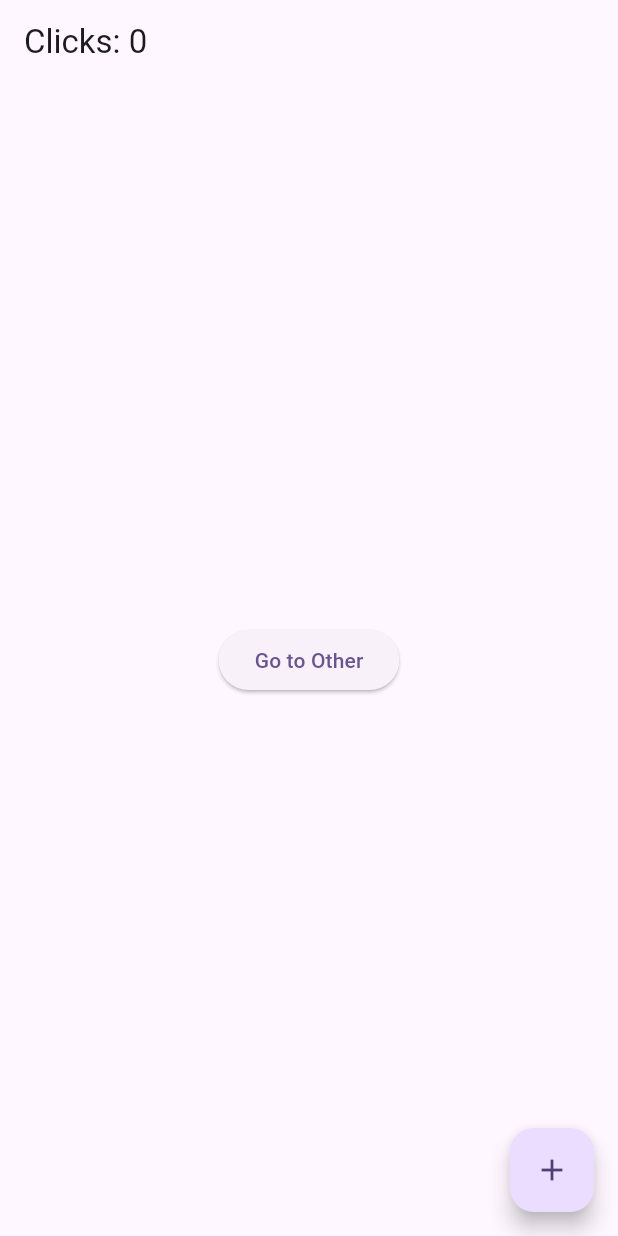
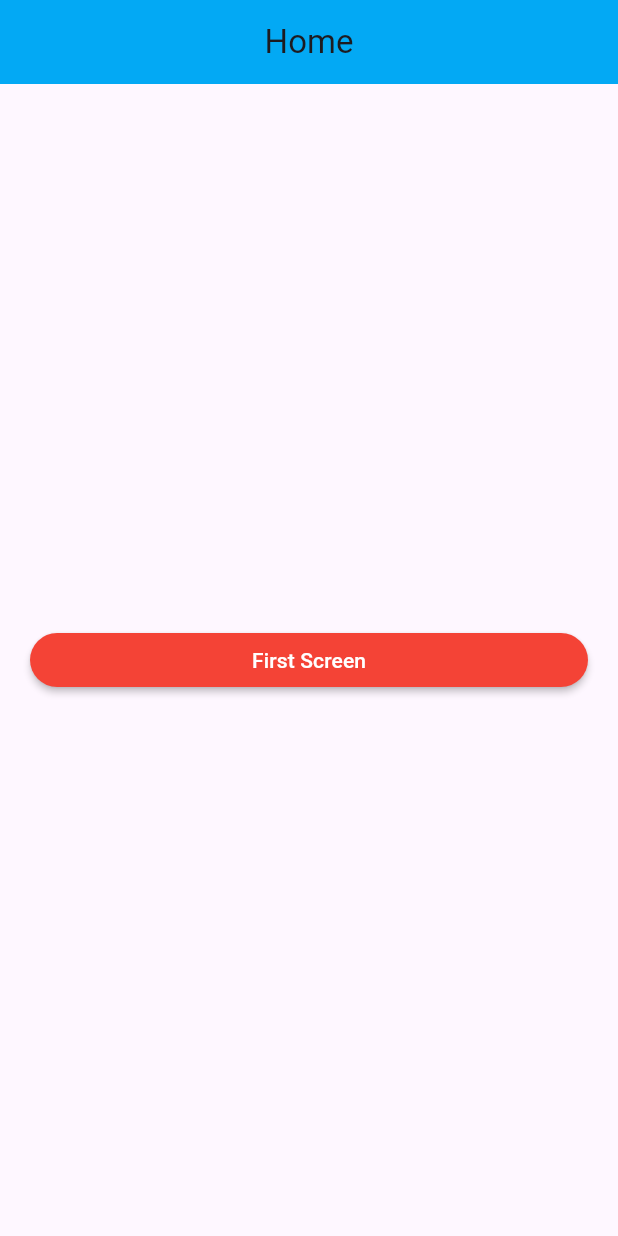
Before and after one commit to DenisSantos35/GetX, a Flutter app: the screen it shows after launch, on a phone screen of 412 x 824 dp. Run offline on Flutter 3.47's test engine with Material 3 defaults, Android fonts, the phone set to English and light mode, and no system bars; our stand-ins replace get.

Commit message:
estudos get x

```diff
--- /dev/null
+++ b/lib/home_screen.dart
@@ -0,0 +1,41 @@
+import 'package:flutter/material.dart';
+import 'package:get/get.dart';
+import 'package:get/get_core/src/get_main.dart';
+import 'package:getx/first_screen.dart';
+
+class HomeScreen extends StatelessWidget {
+  const HomeScreen({Key? key}) : super(key: key);
+
+  @override
+  Widget build(BuildContext context) {
+    return Scaffold(
+      appBar: AppBar(
+
+
+        title: const Text("Home"),
+        centerTitle: true,
+      ),
+      body: Column(
+        crossAxisAlignment: CrossAxisAlignment.stretch,
+        mainAxisAlignment: MainAxisAlignment.center,
+        children: [
+          Padding(
+            padding: const EdgeInsets.symmetric(horizontal: 20.0),
+            child: MaterialButton(
+              textColor: Colors.white,
+              shape: RoundedRectangleBorder(borderRadius: BorderRadius.circular(25.0),),
+              color: Colors.red,
+              onPressed: () {
+                //Navigator.push(context, MaterialPageRoute(builder: (context) => const FirstScreen()));
+                //Get.to(const FirstScreen(), transition: Transition.downToUp, );
+                Get.toNamed("/firstPage");
+
+              },
+              child: const Text("First Screen"),
+            ),
+          )
+        ],
+      ),
+    );
+  }
+}
--- a/lib/main.dart
+++ b/lib/main.dart
@@ -1,6 +1,9 @@
 import 'package:flutter/material.dart';
 import 'package:get/get.dart';
+import 'package:getx/first_screen.dart';
+import 'package:getx/home_screen.dart';
 import 'package:getx/pages/HomePage.dart';
+import 'package:getx/second_screen.dart';
 
 
 void main() {
@@ -14,12 +17,22 @@ class MyApp extends StatelessWidget {
   @override
   Widget build(BuildContext context) {
     return GetMaterialApp(
+
+      getPages: [
+        GetPage(name: "/", page: ()=> HomeScreen(), transition: Transition.leftToRight),
+        GetPage(name: "/firstPage", page: ()=> FirstScreen(), transition: Transition.zoom),
+        GetPage(name: "/secondPage", page: ()=> SecondScreen(), transition: Transition.native),
+      ],
       title: 'Estudo getX',
       theme: ThemeData(
         colorScheme: ColorScheme.fromSeed(seedColor: Colors.deepPurple),
+        appBarTheme: const AppBarTheme(
+          backgroundColor: Colors.lightBlue
+        ),
         useMaterial3: true,
       ),
-      home: HomePage(),
+      initialRoute: "/",
+      home: const HomeScreen(),
     );
   }
 }
```
Also changed, not shown: lib/first_screen.dart (added, +36 -0 lines), lib/second_screen.dart (added, +50 -0 lines).
